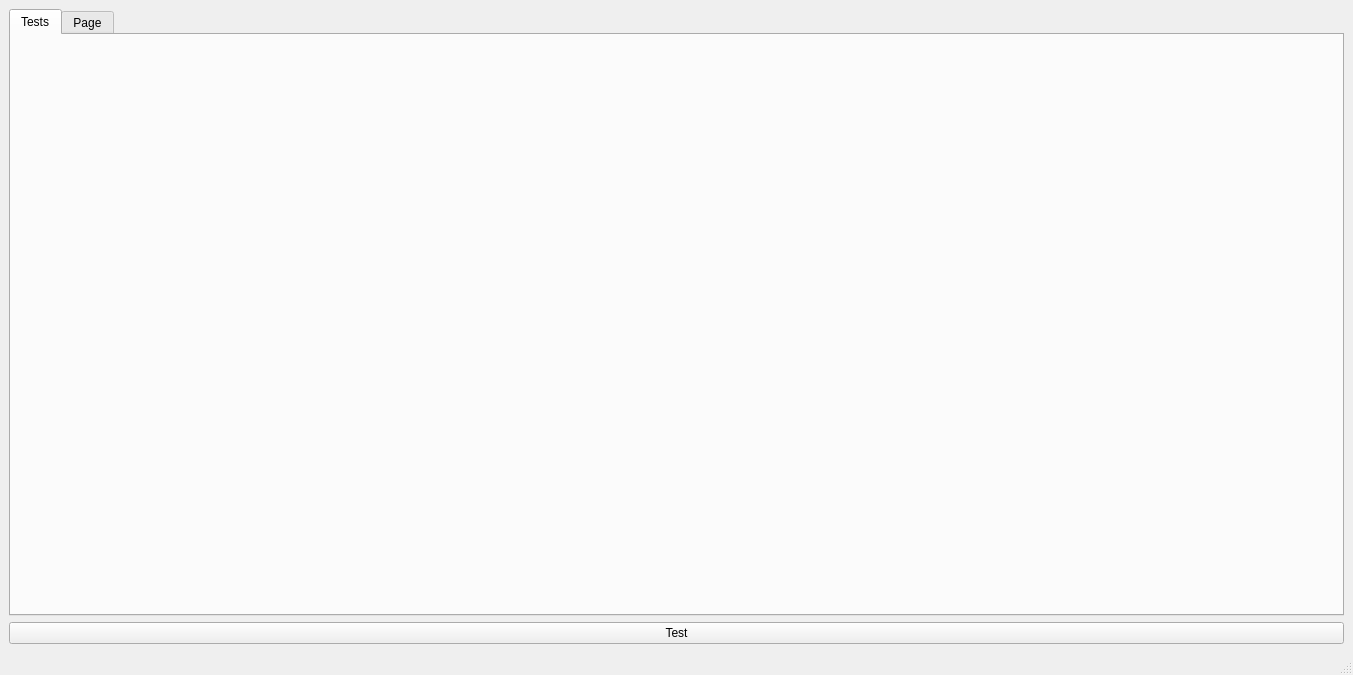
The window that Gui/ui/MainWindow.ui (colabois/Discorn) describes before a commit, drawn with Qt 5.
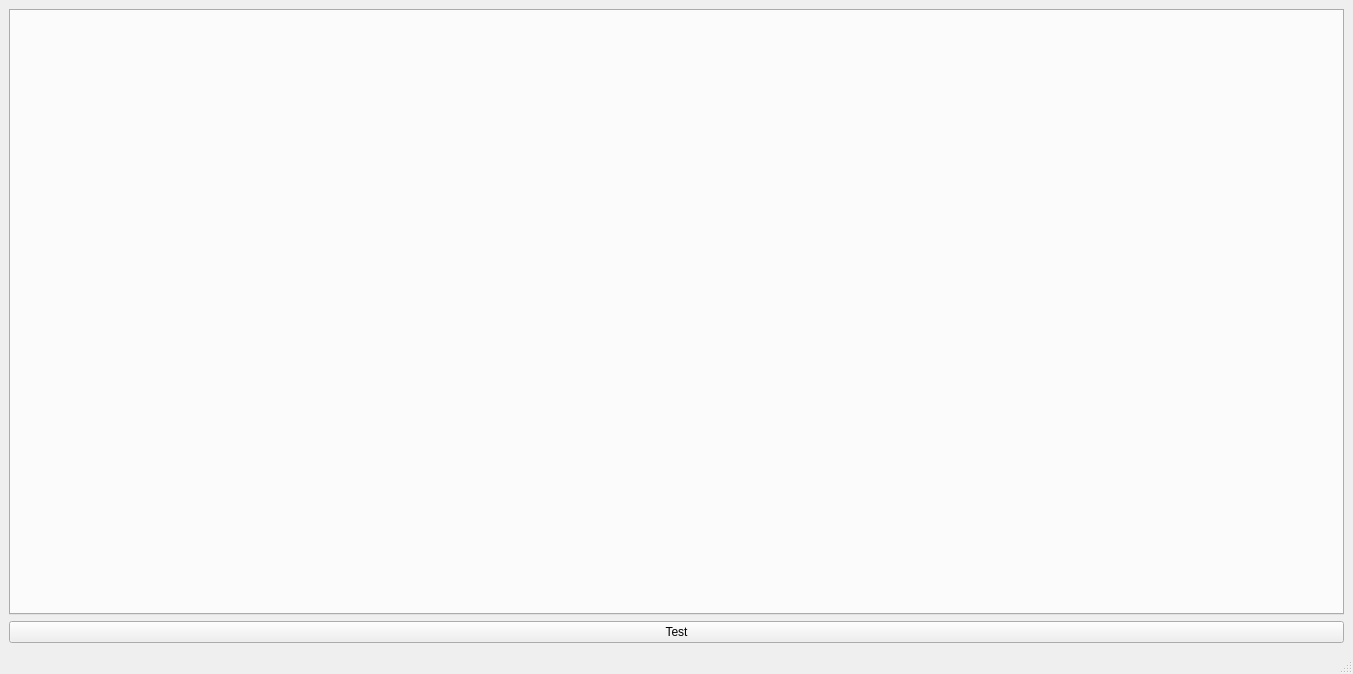
The same window after the commit.

The edit to the form file:
```diff
--- a/Gui/ui/MainWindow.ui
+++ b/Gui/ui/MainWindow.ui
@@ -7,7 +7,7 @@
     <x>0</x>
     <y>0</y>
     <width>1353</width>
-    <height>675</height>
+    <height>674</height>
    </rect>
   </property>
   <property name="windowTitle">
@@ -23,16 +23,6 @@
       <property name="currentIndex">
        <number>0</number>
       </property>
-      <widget class="QWidget" name="tab">
-       <attribute name="title">
-        <string>Tests</string>
-       </attribute>
-      </widget>
-      <widget class="QWidget" name="tab_2">
-       <attribute name="title">
-        <string>Page</string>
-       </attribute>
-      </widget>
      </widget>
     </item>
     <item row="1" column="0">
```
Left out of the diff: 4 changed lines with no effect on the pictures.
